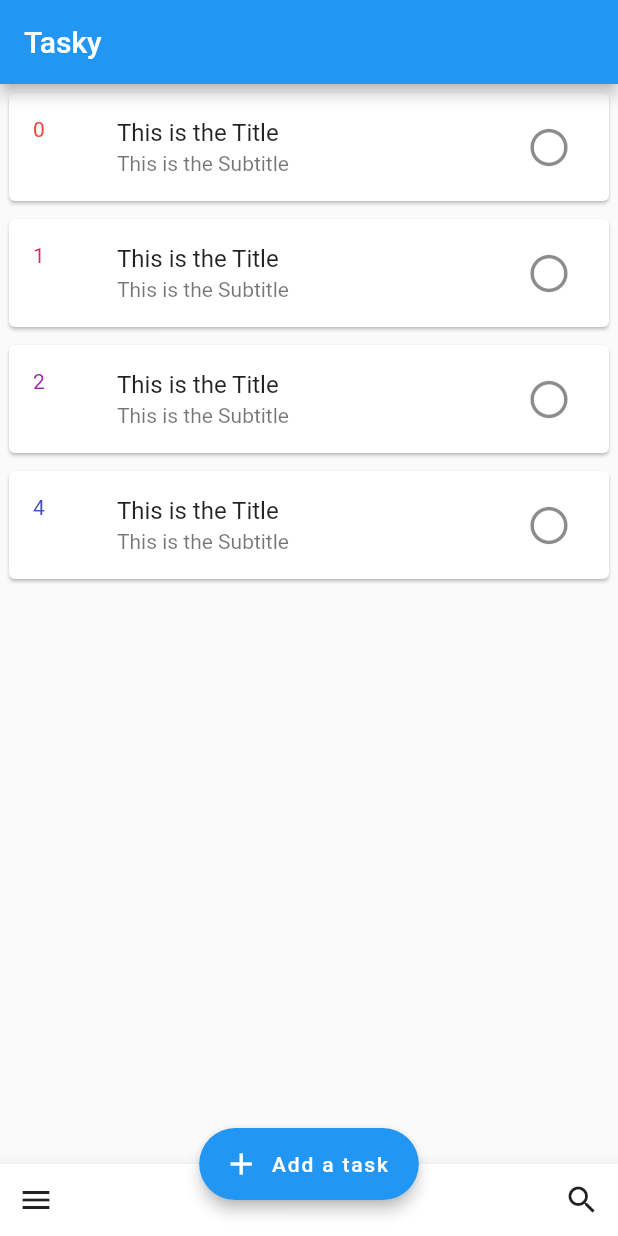
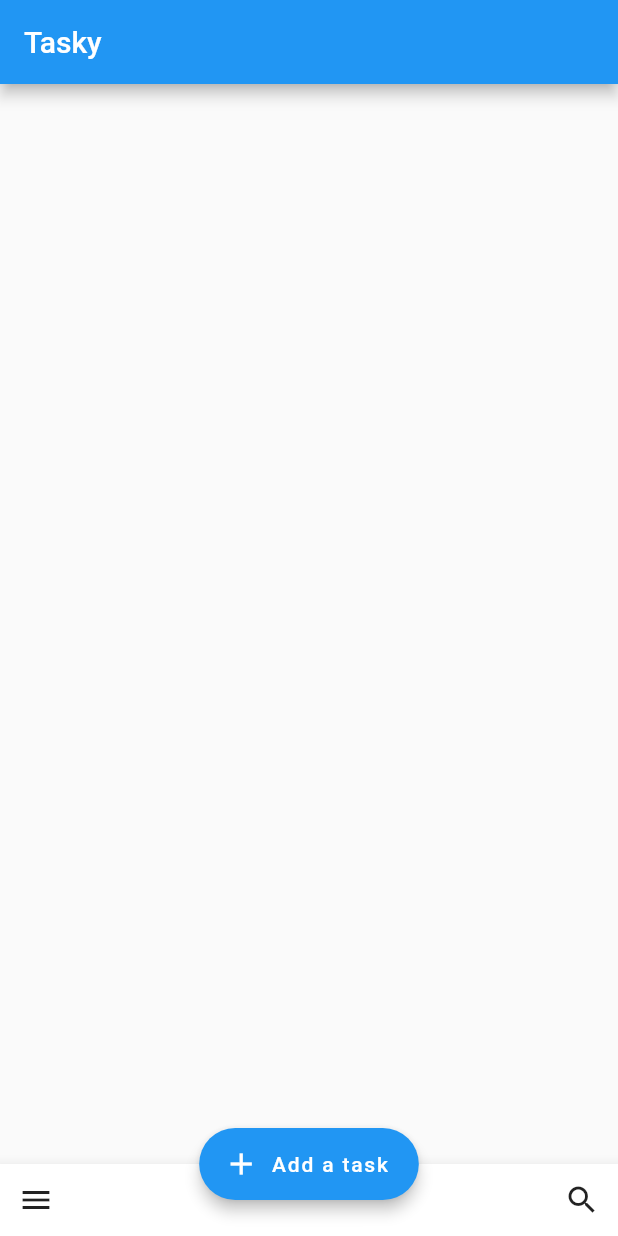
Before and after one commit to rodydavis/flutter_tasks, a Flutter app: the screen it shows after launch, after a tap on "Add a task", on a phone screen of 412 x 824 dp. Run offline on Flutter 3.47's test engine with Material 2 defaults, Android fonts, the phone set to English and light mode, and no system bars; our stand-ins replace native_widgets; missing offline and left inert: a package.

Commit message:
New Changes

```diff
--- a/lib/main.dart
+++ b/lib/main.dart
@@ -26,76 +26,44 @@ class MyHomePage extends StatefulWidget {
   _MyHomePageState createState() => new _MyHomePageState();
 }
 
+class CustomItem {
+  final String title;
+  final String subtitle;
+  final String id;
+  CustomItem({this.title, this.subtitle, this.id});
+}
+
 class _MyHomePageState extends State<MyHomePage> {
-  final GlobalKey<AnimatedListState> _listKey = GlobalKey<AnimatedListState>();
-  ListModel<int> _list;
-  int _selectedItem;
-  int _nextItem; // The next item inserted when the user presses the '+' button.
 
   @override
   void initState() {
     super.initState();
-    _list = ListModel<int>(
-      listKey: _listKey,
-      initialItems: <int>[0, 1, 2],
-      removedItemBuilder: _buildRemovedItem,
-    );
-    _nextItem = 3;
+
   }
 
-  // Used to build list items that haven't been removed.
-  Widget _buildItem(
-      BuildContext context, int index, Animation<double> animation) {
-    return CardItem(
-      animation: animation,
-      item: _list[index],
-      selected: _selectedItem == _list[index],
-      title: Text('This is the Title'),
-      subtitle: Text('This is the Subtitle'),
-      onTap: () {
-        setState(() {
-          _selectedItem = _selectedItem == _list[index] ? null : _list[index];
-        });
-      },
-      onDelete: () {
-        setState(() {
-          _list.removeAt(index);
-        });
-      },
+  List<CustomItem> _items = [];
+
+  Widget _buildItem(BuildContext context, int index) {
+    return ListTile(
+      leading: Icon(Icons.info),
+      title: Text(_items[index].title),
+      subtitle: Text(_items[index].subtitle),
+      trailing: IconButton(
+        icon: Icon(Icons.radio_button_unchecked),
+        onPressed: () {
+          setState(() {
+            _items.removeAt(index);
+          });
+        },
+      ),
     );
   }
 
-  // Used to build an item after it has been removed from the list. This method is
-  // needed because a removed item remains  visible until its animation has
-  // completed (even though it's gone as far this ListModel is concerned).
-  // The widget will be used by the [AnimatedListState.removeItem] method's
-  // [AnimatedListRemovedItemBuilder] parameter.
-  Widget _buildRemovedItem(
-      int item, BuildContext context, Animation<double> animation) {
-    return CardItem(
-      animation: animation,
-      item: item,
-      selected: false,
-      // No gesture detector here: we don't want removed items to be interactive.
-    );
+  void _addItem() {
+    setState(() {
+          _items.add(CustomItem(title: '${_items.length}. Test'), );
+        });
   }
-
-  // Insert the "next item" into the list model.
-  void _insert() {
-    // final int index =
-    // _selectedItem == null ? _list.length : _list.indexOf(_selectedItem);
-    _list.insert(_list.length == null ? 0 : _list.length, _list.length + 1);
-  }
-
-  // Remove the selected item from the list model.
-  // void _remove() {
-  //   if (_selectedItem != null) {
-  //     _list.removeAt(_list.indexOf(_selectedItem));
-  //     setState(() {
-  //       _selectedItem = null;
-  //     });
-  //   }
-  // }
 
   @override
   Widget build(BuildContext context) {
@@ -105,10 +73,9 @@ class _MyHomePageState extends State<MyHomePage> {
       ),
       body: Padding(
         padding: const EdgeInsets.all(0.0),
-        child: AnimatedList(
-          key: _listKey,
-          initialItemCount: _list.length,
+        child: ListView.builder(
           itemBuilder: _buildItem,
+          itemCount: _items.length == null ? 0 : _items.length,
         ),
       ),
       floatingActionButton: FloatingActionButton.extended(
@@ -116,7 +83,8 @@ class _MyHomePageState extends State<MyHomePage> {
         icon: const Icon(Icons.add),
         label: const Text('Add a task'),
         onPressed: () {
-          _insert();
+
+          // _insert();
           // showModalBottomSheet<void>(
           //     context: context,
           //     builder: (BuildContext context) {
@@ -161,120 +129,3 @@ class _MyHomePageState extends State<MyHomePage> {
     );
   }
 }
-
-/// Keeps a Dart List in sync with an AnimatedList.
-///
-/// The [insert] and [removeAt] methods apply to both the internal list and the
-/// animated list that belongs to [listKey].
-///
-/// This class only exposes as much of the Dart List API as is needed by the
-/// sample app. More list methods are easily added, however methods that mutate the
-/// list must make the same changes to the animated list in terms of
-/// [AnimatedListState.insertItem] and [AnimatedList.removeItem].
-///
-class ListModel<E> {
-  ListModel({
-    @required this.listKey,
-    @required this.removedItemBuilder,
-    Iterable<E> initialItems,
-  })  : assert(listKey != null),
-        assert(removedItemBuilder != null),
-        _items = List<E>.from(initialItems ?? <E>[]);
-
-  final GlobalKey<AnimatedListState> listKey;
-  final dynamic removedItemBuilder;
-  final List<E> _items;
-
-  AnimatedListState get _animatedList => listKey.currentState;
-
-  void insert(int index, E item) {
-    _items.insert(index, item);
-    _animatedList.insertItem(index);
-  }
-
-  E removeAt(int index) {
-    final E removedItem = _items.removeAt(index);
-    if (removedItem != null) {
-      _animatedList.removeItem(index,
-          (BuildContext context, Animation<double> animation) {
-        return removedItemBuilder(removedItem, context, animation);
-      });
-    }
-    return removedItem;
-  }
-
-  int get length => _items.length;
-
-  E operator [](int index) => _items[index];
-
-  int indexOf(E item) => _items.indexOf(item);
-}
-
-/// Displays its integer item as 'item N' on a Card whose color is based on
-/// the item's value. The text is displayed in bright green if selected is true.
-/// This widget's height is based on the animation parameter, it varies
-/// from 0 to 128 as the animation varies from 0.0 to 1.0.
-class CardItem extends StatelessWidget {
-  const CardItem(
-      {Key key,
-      @required this.animation,
-      this.onTap,
-      @required this.item,
-      this.onDelete,
-      this.subtitle,
-      this.title,
-      this.selected: false})
-      : assert(animation != null),
-        assert(item != null && item >= 0),
-        assert(selected != null),
-        super(key: key);
-
-  final Animation<double> animation;
-  final VoidCallback onTap;
-  final VoidCallback onDelete;
-
-  final int item;
-  final bool selected;
-  final Widget title;
-  final Widget subtitle;
-
-  @override
-  Widget build(BuildContext context) {
-    TextStyle textStyle = Theme.of(context).textTheme.display1;
-    if (selected)
-      textStyle = textStyle.copyWith(color: Colors.lightGreenAccent[400]);
-    return Padding(
-      padding: const EdgeInsets.all(2.0),
-      child: SizeTransition(
-        axis: Axis.vertical,
-        sizeFactor: animation,
-        child: GestureDetector(
-          behavior: HitTestBehavior.opaque,
-          onTap: onTap,
-          child: SizedBox(
-            // height: 128.0,
-            child: Card(
-              // color: Colors.primaries[item % Colors.primaries.length],
-              child: ListTile(
-                leading: Text(
-                  '$item',
-                  style: TextStyle(
-                      color: Colors.primaries[item % Colors.primaries.length]),
-                ),
-                title: title,
-                subtitle: subtitle,
-                trailing: IconButton(
-                  icon: Icon(
-                    Icons.radio_button_unchecked,
-                    size: 30.0,
-                  ),
-                  onPressed: onDelete,
-                ),
-              ),
-            ),
-          ),
-        ),
-      ),
-    );
-  }
-}
```
